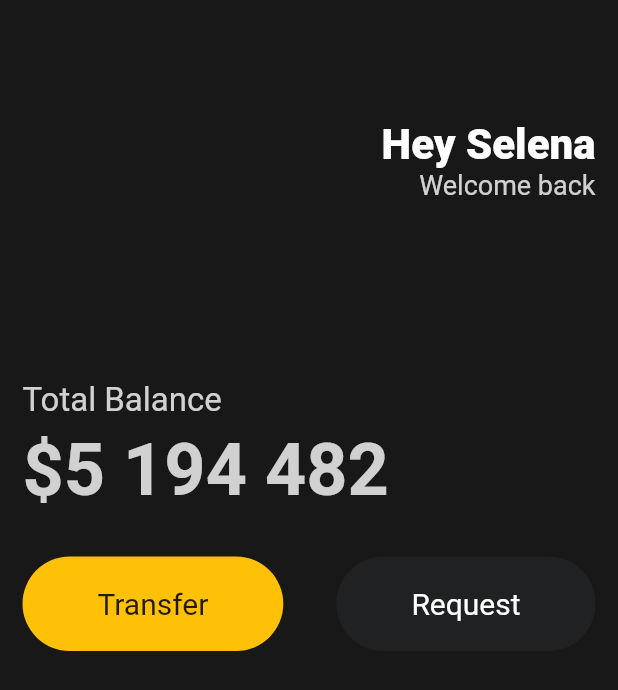
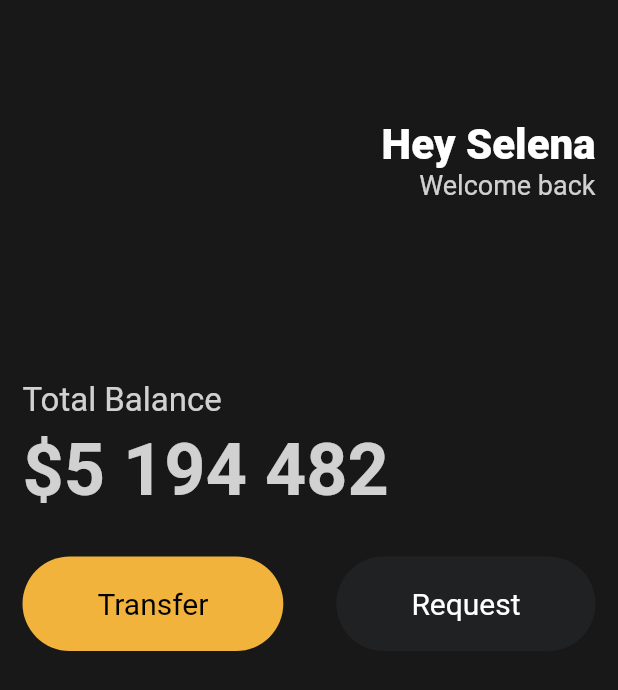
Before and after one commit to Cherrue/Lectures, a Flutter app: the screen it shows after launch, on a phone screen of 412 x 824 dp. Shown: the top 690 px of the screen. Run offline on Flutter 3.47's test engine with Material 2 defaults, Android fonts, the phone set to English and light mode, and no system bars.

Commit message:
flutter-for-beginners-3 custom widget 만들기

```diff
--- a/flutter/toonflix/lib/main.dart
+++ b/flutter/toonflix/lib/main.dart
@@ -1,4 +1,5 @@
 import 'package:flutter/material.dart';
+import 'package:toonflix/widgets/Button.dart';
 
 void main() {
   runApp(const App()); // App : root widget
@@ -83,44 +84,17 @@ class App extends StatelessWidget {
               ),
               Row(
                 mainAxisAlignment: MainAxisAlignment.spaceBetween,
-                children: [
-                  Container(
-                    decoration: BoxDecoration(
-                      color: Colors.amber,
-                      borderRadius: BorderRadius.circular(45),
-                    ),
-                    child: const Padding(
-                      padding: EdgeInsets.symmetric(
-                        vertical: 20,
-                        horizontal: 50,
-                      ),
-                      child: Text(
-                        'Transfer',
-                        style: TextStyle(
-                          fontSize: 20,
-                        ),
-                      ),
-                    ),
+                children: const [
+                  Button(
+                    text: 'Transfer',
+                    bgColor: Color(0xffF1B33B),
+                    textColor: Colors.black,
                   ),
-                  Container(
-                    decoration: BoxDecoration(
-                      color: const Color(0xff1f2123),
-                      borderRadius: BorderRadius.circular(45),
-                    ),
-                    child: const Padding(
-                      padding: EdgeInsets.symmetric(
-                        vertical: 20,
-                        horizontal: 50,
-                      ),
-                      child: Text(
-                        'Request',
-                        style: TextStyle(
-                          color: Colors.white,
-                          fontSize: 20,
-                        ),
-                      ),
-                    ),
-                  )
+                  Button(
+                    text: 'Request',
+                    bgColor: Color(0xff1f2123),
+                    textColor: Colors.white,
+                  ),
                 ],
               )
             ],
--- /dev/null
+++ b/flutter/toonflix/lib/widgets/button.dart
@@ -0,0 +1,37 @@
+import 'package:flutter/material.dart';
+
+class Button extends StatelessWidget {
+  final String text;
+  final Color bgColor;
+  final Color textColor;
+
+  const Button({
+    super.key,
+    required this.text,
+    required this.bgColor,
+    required this.textColor,
+  });
+
+  @override
+  Widget build(BuildContext context) {
+    return Container(
+      decoration: BoxDecoration(
+        color: bgColor,
+        borderRadius: BorderRadius.circular(45),
+      ),
+      child: Padding(
+        padding: const EdgeInsets.symmetric(
+          vertical: 20,
+          horizontal: 50,
+        ),
+        child: Text(
+          text,
+          style: TextStyle(
+            color: textColor,
+            fontSize: 20,
+          ),
+        ),
+      ),
+    );
+  }
+}
```
